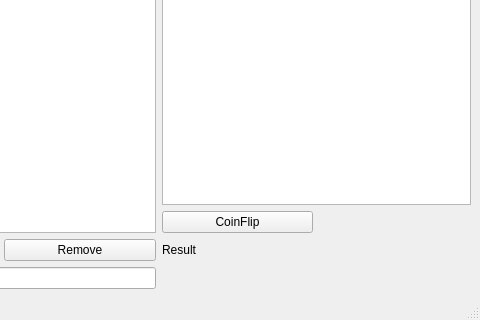
Qt form mainwindow.ui (netpipe/QBoss) before a commit; both pictures show x 320 to 800 and y 280 to 600 of the 800 by 600 pixel window.
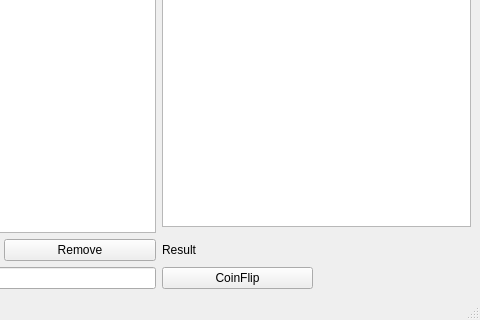
The same form after that commit.

```diff
--- a/mainwindow.ui
+++ b/mainwindow.ui
@@ -28,13 +28,6 @@
     <item row="1" column="3" colspan="2">
      <widget class="QListWidget" name="tosslst"/>
     </item>
-    <item row="2" column="3">
-     <widget class="QPushButton" name="coinflipbtn">
-      <property name="text">
-       <string>CoinFlip</string>
-      </property>
-     </widget>
-    </item>
     <item row="3" column="1">
      <widget class="QPushButton" name="employeeaddbtn">
       <property name="text">
@@ -59,6 +52,13 @@
       </property>
      </widget>
     </item>
+    <item row="4" column="3">
+     <widget class="QPushButton" name="coinflipbtn">
+      <property name="text">
+       <string>CoinFlip</string>
+      </property>
+     </widget>
+    </item>
    </layout>
   </widget>
   <widget class="QMenuBar" name="menubar">
```
